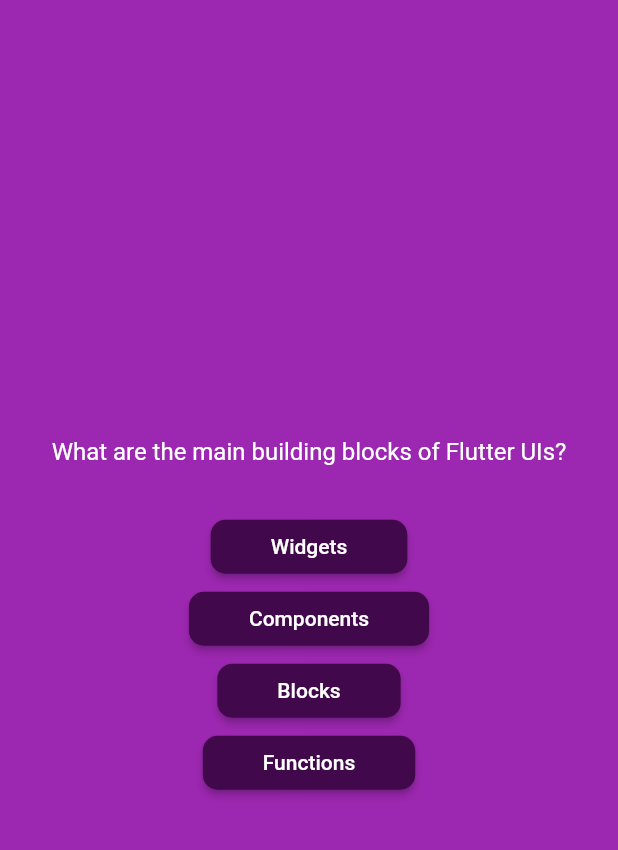
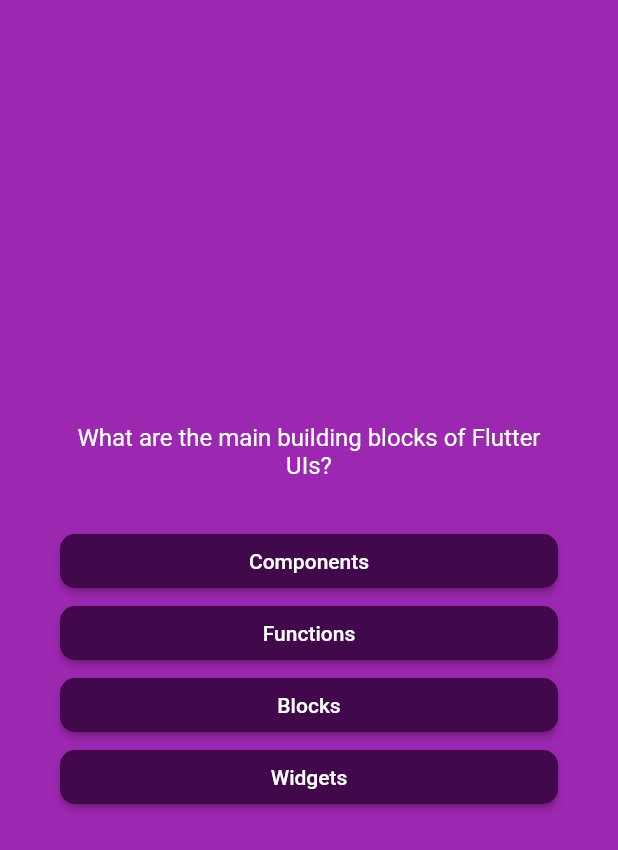
Before and after one commit to tristantanjh/FlutterAndDartGuide2023, a Flutter app: the screen it shows after launch, after a tap on "Start Quiz", on a phone screen of 412 x 824 dp. Shown: the top 850 px of the screen. Run offline on Flutter 3.47's test engine with Material 2 defaults, Android fonts, the phone set to English and light mode, and no system bars.

Commit message:
Shuffle answers and fix styling

```diff
--- a/quiz_app/lib/models/quiz_question.dart
+++ b/quiz_app/lib/models/quiz_question.dart
@@ -3,4 +3,10 @@ class QuizQuestion {
 
   final String question;
   final List<String> answers;
+
+  List<String> shuffledAnswers() {
+    final newList = List.of(answers);
+    newList.shuffle();
+    return newList;
+  }
 }
--- a/quiz_app/lib/questions_screen.dart
+++ b/quiz_app/lib/questions_screen.dart
@@ -19,19 +19,24 @@ class _QuestionsScreenState extends State<QuestionsScreen> {
     return SizedBox(
       // alternative to using Center widget and mainAxisSize
       width: double.infinity, // takes up width of whole screen
+      child: Container(
+        margin: const EdgeInsets.all(40),
         child: Column(
           mainAxisAlignment:
               MainAxisAlignment.center, // aligns column to vertical center
+          crossAxisAlignment: CrossAxisAlignment.stretch,
           children: [
             Text(
               currQn.question,
+              textAlign: TextAlign.center,
               style: const TextStyle(color: Colors.white, fontSize: 16),
             ),
             const SizedBox(height: 30),
-          ...currQn.answers.map((text) {
-            return AnswerButton(text, () {});
-          }),
+            ...currQn
+                .shuffledAnswers()
+                .map((text) => AnswerButton(text, () {})),
           ],
+        ),
       ),
     );
   }
```
Lines whose indentation alone changed are shown as unchanged.
